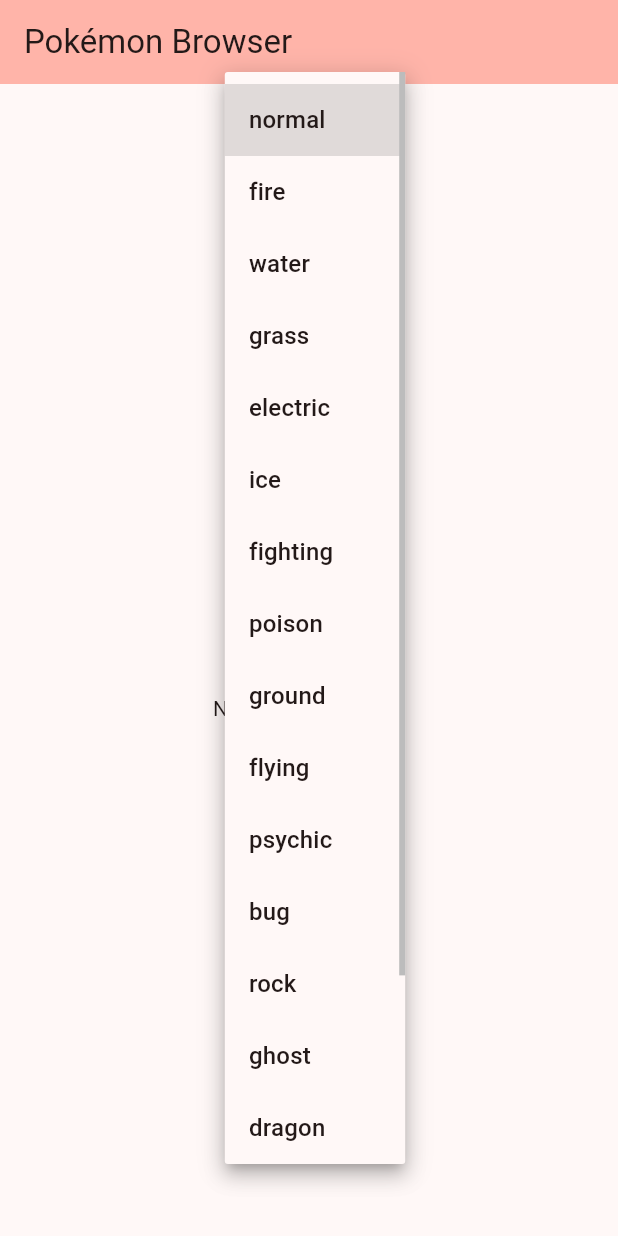
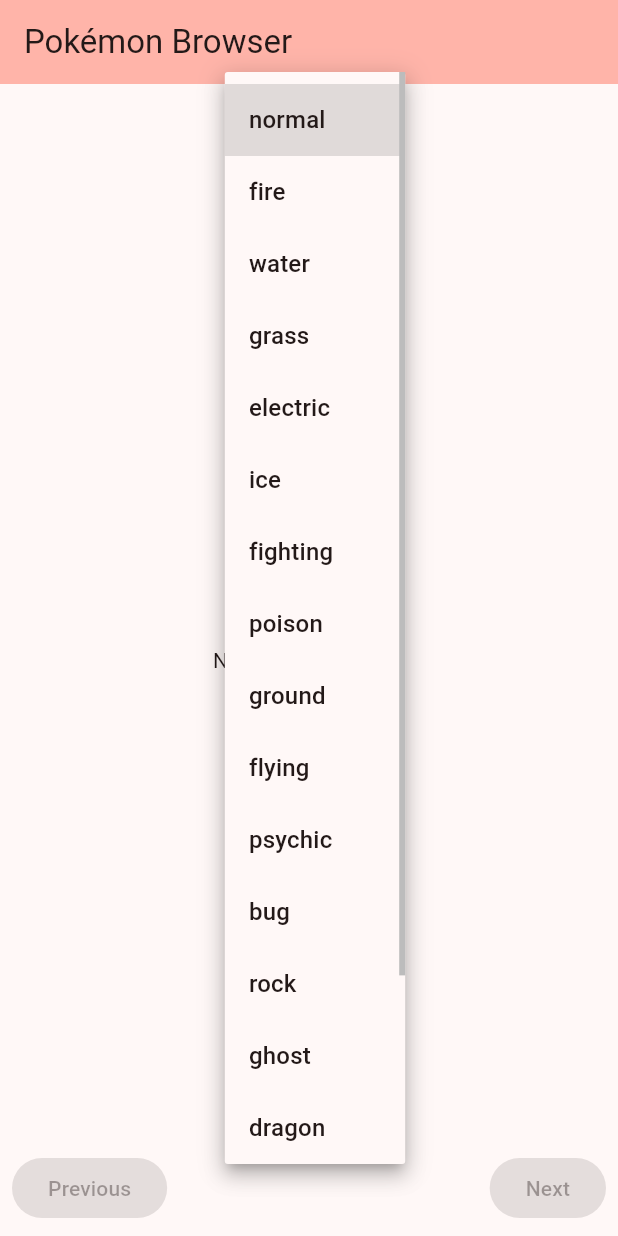
Before and after one commit to MinT-Napkin/CS4080-Dart, a Flutter app: the screen it shows after launch, after a tap on "Type", on a phone screen of 412 x 824 dp. Run offline on Flutter 3.47's test engine with Material 3 defaults, Android fonts, the phone set to English and light mode, and no system bars; network calls fail.

```diff
--- a/lib/main.dart
+++ b/lib/main.dart
@@ -12,7 +12,7 @@ class PokeApp extends StatelessWidget {
   @override
   Widget build(BuildContext context) {
     return MaterialApp(
-      title: 'Pokémon Search',
+      title: 'Pokémon Browser',
       theme: ThemeData(
         colorScheme: ColorScheme.fromSeed(seedColor: Colors.red),
         useMaterial3: true,
@@ -32,6 +32,8 @@ class PokeHomePage extends StatefulWidget {
 class _PokeHomePageState extends State<PokeHomePage> {
   bool _isLoading = false;
   List<Map<String, dynamic>> _pokemonList = [];
+  int _offset = 0; // Pagination offset
+  final _limit = 30;
 
   String? _selectedType;
 
@@ -65,13 +67,12 @@ class _PokeHomePageState extends State<PokeHomePage> {
   Future<void> _fetchPokemon() async {
     setState(() {
       _isLoading = true;
-      _pokemonList = []; // Clear the list before fetching
+      _pokemonList = [];
     });
 
     try {
-      String url = 'https://pokeapi.co/api/v2/pokemon/?limit=100';
+      String url = 'https://pokeapi.co/api/v2/pokemon/?offset=$_offset&limit=$_limit';
 
-      // Adjust URL based on filters
       if (_selectedType != null) {
         url = 'https://pokeapi.co/api/v2/type/${_selectedType}';
       }
@@ -88,7 +89,8 @@ class _PokeHomePageState extends State<PokeHomePage> {
                     'name': pokeData['pokemon']['name'],
                     'url': pokeData['pokemon']['url'],
                   })
-              .take(100)
+              .skip(_offset) // Skip based on offset for filtered data
+              .take(_limit)
               .toList();
         } else {
           basePokemon = (data['results'] as List)
@@ -99,7 +101,6 @@ class _PokeHomePageState extends State<PokeHomePage> {
               .toList();
         }
 
-        // Fetch detailed Pokémon info
         final detailedPokemon = await Future.wait(
           basePokemon.map((poke) async {
             final details = await _fetchPokemonDetails(poke['url']);
@@ -142,8 +143,28 @@ class _PokeHomePageState extends State<PokeHomePage> {
     return {};
   }
 
-  void _onFilterChanged() {
-    _fetchPokemon(); // Fetch Pokémon with the new filter
+  void _nextPage() {
+    setState(() {
+      _offset += _limit;
+    });
+    _fetchPokemon();
+  }
+
+  void _previousPage() {
+    if (_offset > 0) {
+      setState(() {
+        _offset -= _limit;
+      });
+      _fetchPokemon();
+    }
+  }
+
+  void _onFilterChanged(String? type) {
+    setState(() {
+      _selectedType = type;
+      _offset = 0; // Reset offset when filter changes
+    });
+    _fetchPokemon();
   }
 
   @override
@@ -165,10 +186,7 @@ class _PokeHomePageState extends State<PokeHomePage> {
                   value: _selectedType,
                   hint: const Text('Type'),
                   onChanged: (value) {
-                    setState(() {
-                      _selectedType = value;
-                    });
-                    _onFilterChanged();
+                    _onFilterChanged(value);
                   },
                   items: _types
                       .map((type) => DropdownMenuItem(
@@ -224,6 +242,23 @@ class _PokeHomePageState extends State<PokeHomePage> {
                         },
                       ),
           ),
+          // Pagination Controls
+          Padding(
+            padding: const EdgeInsets.all(8.0),
+            child: Row(
+              mainAxisAlignment: MainAxisAlignment.spaceBetween,
+              children: [
+                ElevatedButton(
+                  onPressed: _offset == 0 ? null : _previousPage,
+                  child: const Text('Previous'),
+                ),
+                ElevatedButton(
+                  onPressed: _pokemonList.isEmpty ? null : _nextPage,
+                  child: const Text('Next'),
+                ),
+              ],
+            ),
+          ),
         ],
       ),
     );
```
